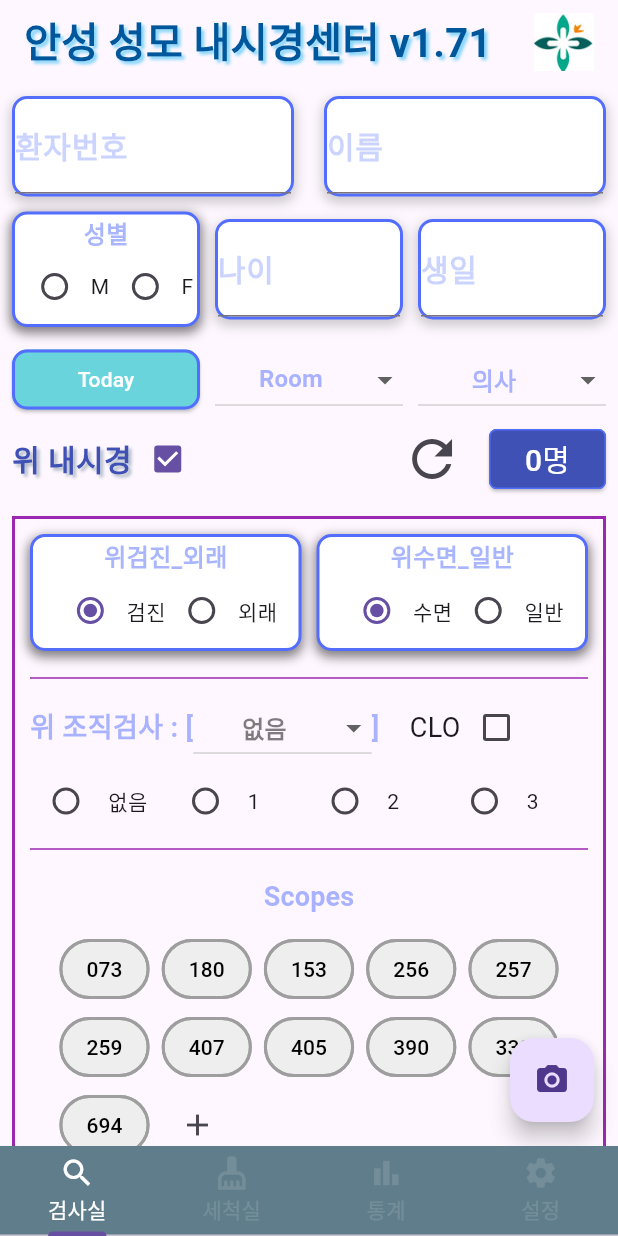
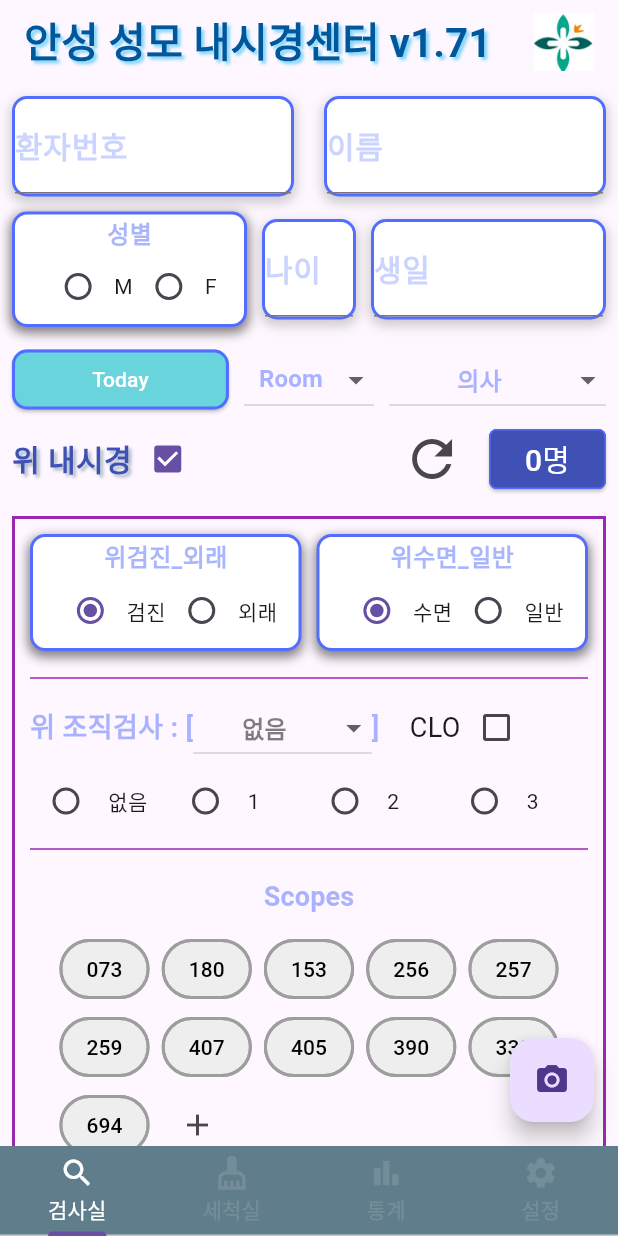
Before and after one commit to kimshinil79/ansung_endo, a Flutter app: the screen it shows after launch, on a phone screen of 412 x 824 dp. Run offline on Flutter 3.47's test engine with Material 3 defaults, Android fonts, the phone set to English and light mode, and no system bars; our stand-ins replace camera, cloud_firestore, firebase_core, shared_preferences; missing offline and left inert: flutter_email_sender, google_ml_kit, syncfusion_flutter_xlsio; accounts and stored records are empty.

Commit message:
맥북에서 처음으로 빌드 성공

```diff
--- a/lib/tabs/examination_room.dart
+++ b/lib/tabs/examination_room.dart
@@ -979,14 +979,17 @@ class _ExaminationRoomState  extends State<ExaminationRoom> with AutomaticKeepAl
         Row(
           children: [
             Expanded(
+                flex: 5,
                 child: _buildRadioSelection('성별', ['M', 'F'])
             ),
             SizedBox(width: 10,),
             Expanded(
+              flex: 2,
                 child: _textFormInExamRoom('나이'),
             ),
             SizedBox(width: 10,),
             Expanded(
+              flex: 5,
               child: _textFormInExamRoom('생일'),
             )
           ],
@@ -995,6 +998,7 @@ class _ExaminationRoomState  extends State<ExaminationRoom> with AutomaticKeepAl
         Row(
           children: [
             Expanded(
+              flex: 5,
               child:ElevatedButton(
                 onPressed:() => _selectDate(context),
                 child: Text(
@@ -1021,10 +1025,12 @@ class _ExaminationRoomState  extends State<ExaminationRoom> with AutomaticKeepAl
             ),
             SizedBox(width: 10,),
             Expanded(
+                flex: 3,
                 child: _dropDownInExamRoom('Room', rooms),
             ),
             SizedBox(width: 10,),
             Expanded(
+              flex: 5,
               child: _dropDownInExamRoom('의사', docs),
             )
           ],
--- a/pubspec.yaml
+++ b/pubspec.yaml
@@ -37,11 +37,10 @@ dependencies:
   # Use with the CupertinoIcons class for iOS style icons.
   cupertino_icons: ^1.0.2
   flutter_email_sender: ^6.0.2
-  excel: ^4.0.2
   path_provider: ^2.1.2
   syncfusion_flutter_xlsio: ^25.1.35
   shared_preferences: ^2.2.2
-  intl: ^0.18.0
+  intl: ^0.19.0
   flutter_localizations:
     sdk: flutter
   cloud_firestore: ^4.4.4
```
Also changed, not shown: pubspec.lock, 11 other files.
